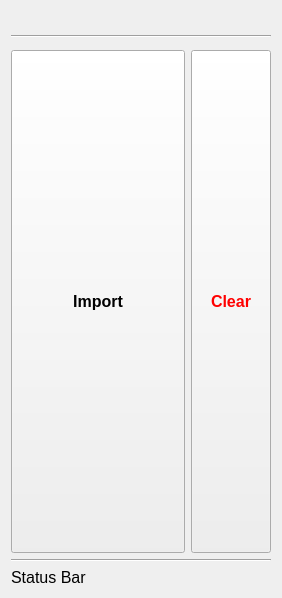
Before: the Qt Designer form widgets/Sidebar.ui in bluemellophone/gzc-client, drawn with Qt 5.
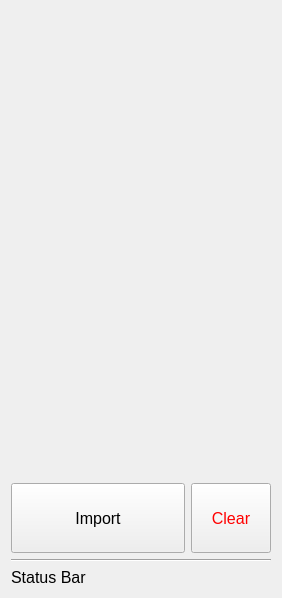
After: the same form once the commit is applied.

What changed in the file:
```diff
--- a/widgets/Sidebar.ui
+++ b/widgets/Sidebar.ui
@@ -45,13 +45,6 @@
        </item>
       </layout>
      </item>
-     <item>
-      <widget class="Line" name="line_2">
-       <property name="orientation">
-        <enum>Qt::Horizontal</enum>
-       </property>
-      </widget>
-     </item>
      <item>
       <layout class="QVBoxLayout" name="form"/>
      </item>
@@ -65,6 +58,19 @@
        </property>
       </widget>
      </item>
+     <item>
+      <spacer name="verticalSpacer">
+       <property name="orientation">
+        <enum>Qt::Vertical</enum>
+       </property>
+       <property name="sizeHint" stdset="0">
+        <size>
+         <width>20</width>
+         <height>40</height>
+        </size>
+       </property>
+      </spacer>
+     </item>
      <item>
       <layout class="QHBoxLayout" name="button_layout" stretch="5,1">
        <property name="sizeConstraint">
@@ -78,16 +84,22 @@
            <verstretch>0</verstretch>
           </sizepolicy>
          </property>
+         <property name="minimumSize">
+          <size>
+           <width>0</width>
+           <height>70</height>
+          </size>
+         </property>
          <property name="maximumSize">
           <size>
            <width>16777215</width>
-           <height>16777215</height>
+           <height>70</height>
           </size>
          </property>
          <property name="font">
           <font>
-           <weight>75</weight>
-           <bold>true</bold>
+           <weight>50</weight>
+           <bold>false</bold>
           </font>
          </property>
          <property name="text">
@@ -103,16 +115,22 @@
            <verstretch>0</verstretch>
           </sizepolicy>
          </property>
+         <property name="minimumSize">
+          <size>
+           <width>0</width>
+           <height>70</height>
+          </size>
+         </property>
          <property name="maximumSize">
           <size>
            <width>16777215</width>
-           <height>16777215</height>
+           <height>70</height>
           </size>
          </property>
          <property name="font">
           <font>
-           <weight>75</weight>
-           <bold>true</bold>
+           <weight>50</weight>
+           <bold>false</bold>
           </font>
          </property>
          <property name="autoFillBackground">
```
